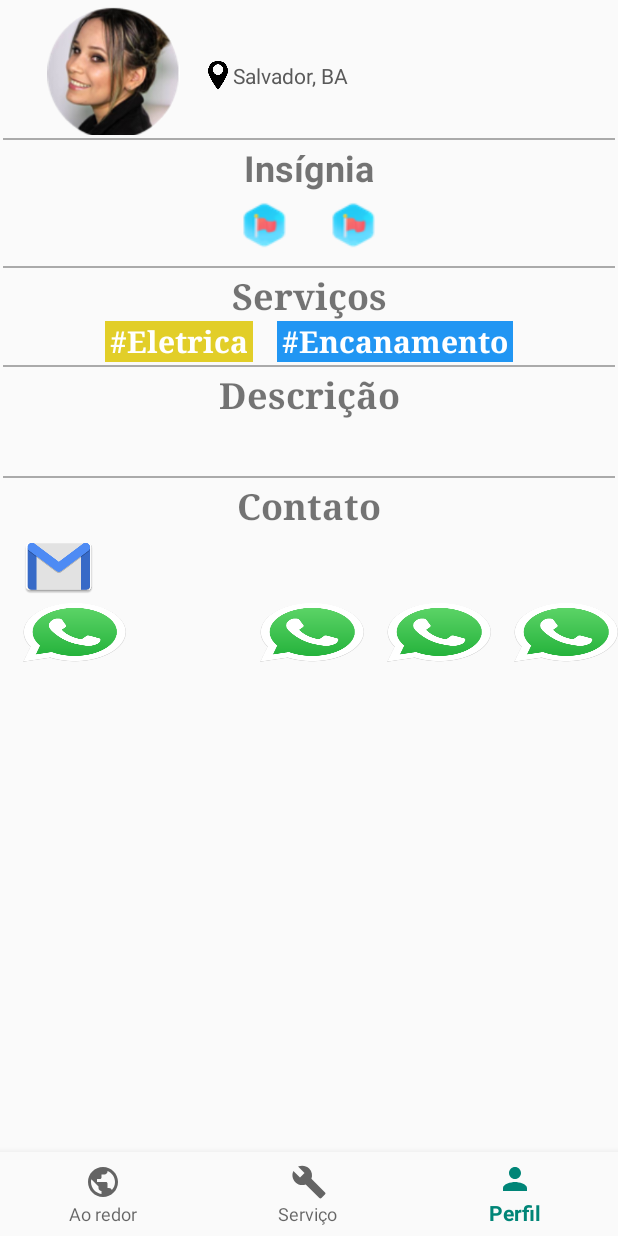
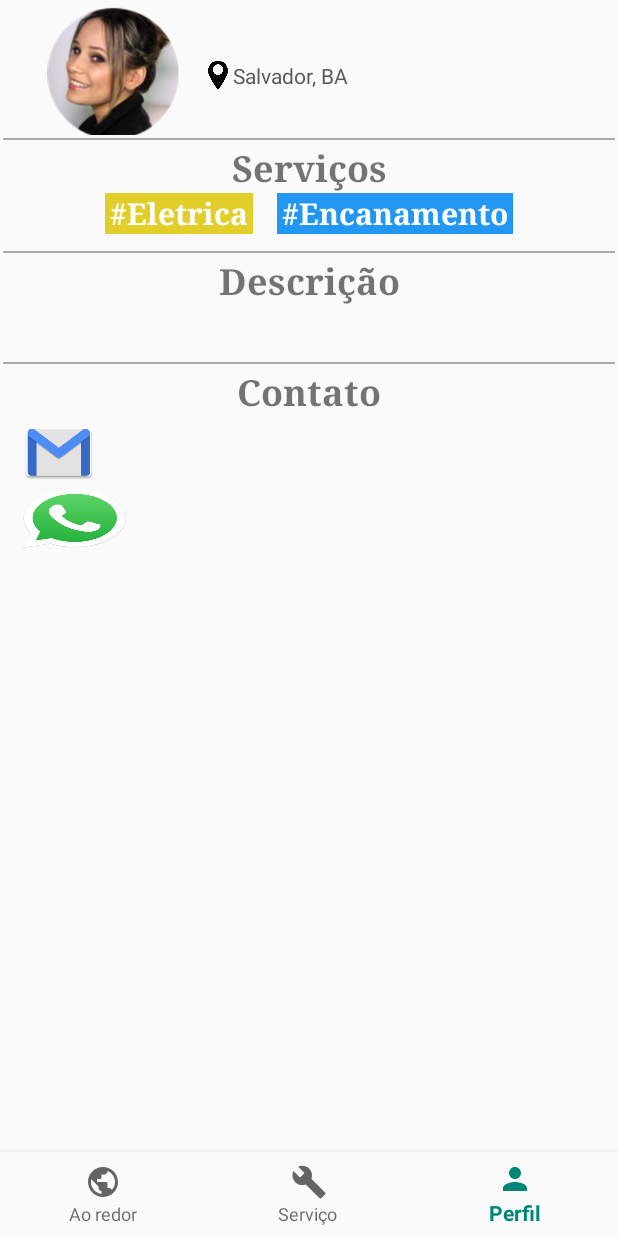
Before and after one commit to Projetopiandroid/ServiceDay, an Android app: the screen it shows after launch once a user with an empty profile is signed in (Principal), item 3 of the bottom bar chosen, on a phone screen of 412 x 824 dp. Run offline under Robolectric (Android 15) with nearby library versions, the phone set to English and light mode, and no system bars; our stand-ins replace Firebase (no records; nobody signed in at launch, a user with empty details on screens opened directly).

Commit message:
PerfilLayout-Incompleto

```diff
--- a/app/src/main/res/layout/fragment_perfil.xml
+++ b/app/src/main/res/layout/fragment_perfil.xml
@@ -67,51 +67,11 @@
         android:layout_margin="2dp"
         android:background="@android:color/darker_gray" />
     <!-- INSIGNIA -->
-    <LinearLayout
-        android:layout_width="match_parent"
-        android:layout_height="80dp"
-        android:orientation="vertical">
-
-        <TextView
-            android:id="@+id/textView"
-            android:layout_width="match_parent"
-            android:layout_height="wrap_content"
-            android:gravity="center"
-            android:text="Insígnia"
-            android:textSize="24sp"
-            android:textStyle="bold" />
-
-        <LinearLayout
-            android:layout_width="match_parent"
-            android:layout_height="match_parent"
-            android:gravity="center_horizontal|center_vertical">
-
-            <ImageView
-                android:id="@+id/idInsign"
-                android:layout_width="wrap_content"
-                android:layout_height="wrap_content"
-                android:layout_marginRight="25dp"
-                android:src="@drawable/insignia" />
-
-            <ImageView
-                android:id="@+id/idInsign2"
-                android:layout_width="wrap_content"
-                android:layout_height="wrap_content"
-                android:src="@drawable/insignia" />
-        </LinearLayout>
-
-    </LinearLayout>
     <!-- DIVISORIA -->
-    <View
-        android:id="@+id/divider2"
-        android:layout_width="match_parent"
-        android:layout_height="1dp"
-        android:layout_margin="2dp"
-        android:background="@android:color/darker_gray" />
     <!-- SERVIÇO -->
     <LinearLayout
         android:layout_width="match_parent"
-        android:layout_height="wrap_content"
+        android:layout_height="70dp"
         android:orientation="vertical">
 
         <TextView
@@ -159,7 +119,6 @@
                 android:textSize="20sp"
                 android:textStyle="bold"
                 android:typeface="serif" />
-
 
 
         </LinearLayout>
@@ -292,7 +251,7 @@
                     android:layout_weight="1"
                     android:adjustViewBounds="true"
                     android:scaleType="fitXY"
-                    android:src="@drawable/icon_whatsapp2"
+                    android:src="@drawable/invisible"
                     tools:visibility="invisible" />
 
                 <ImageView
@@ -303,7 +262,7 @@
                     android:layout_weight="1"
                     android:adjustViewBounds="true"
                     android:scaleType="fitXY"
-                    android:src="@drawable/icon_whatsapp2"
+                    android:src="@drawable/invisible"
                     tools:visibility="invisible" />
 
                 <ImageView
@@ -314,7 +273,7 @@
                     android:layout_weight="1"
                     android:adjustViewBounds="true"
                     android:scaleType="fitXY"
-                    android:src="@drawable/icon_whatsapp2"
+                    android:src="@drawable/invisible"
                     tools:visibility="invisible" />
 
             </LinearLayout>
```
Also changed, not shown: app/src/main/res/drawable/invisible.png (added).
